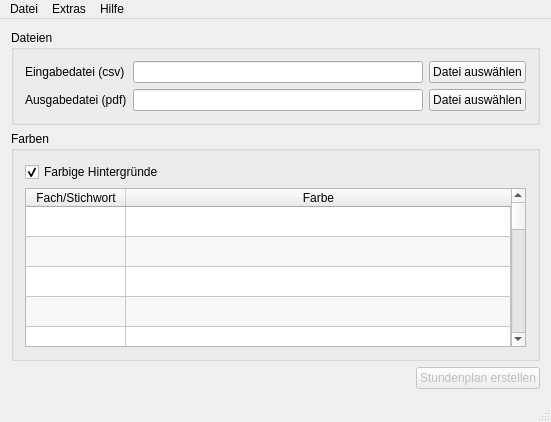
Old version of the form src/cpp/QTimetableDrawer/mainwindow.ui in the repository heimgreg/timetable-drawer.
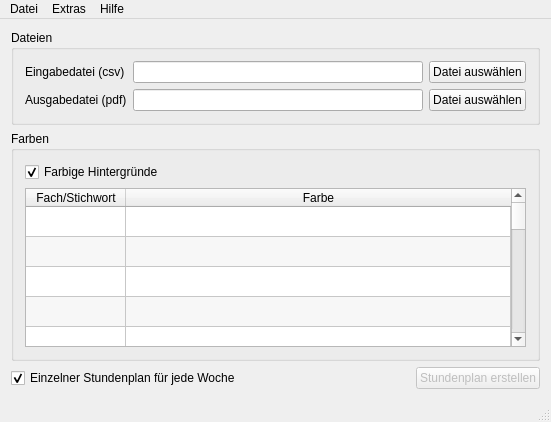
New version of the form.

Commit message:
Check if all input are made for timetable creation
Rename ui widgets

What changed in the file:
```diff
--- a/src/cpp/QTimetableDrawer/mainwindow.ui
+++ b/src/cpp/QTimetableDrawer/mainwindow.ui
@@ -270,6 +270,16 @@
     </item>
     <item>
      <layout class="QHBoxLayout" name="horizontalLayout">
+      <item>
+       <widget class="QCheckBox" name="singleWeekCheckBox">
+        <property name="text">
+         <string>Einzelner Stundenplan für jede Woche</string>
+        </property>
+        <property name="checked">
+         <bool>true</bool>
+        </property>
+       </widget>
+      </item>
       <item>
        <spacer name="horizontalSpacer">
         <property name="orientation">
```
Left out of the diff: 58 changed lines with no effect on the pictures. The commit also changes 2 other files.
